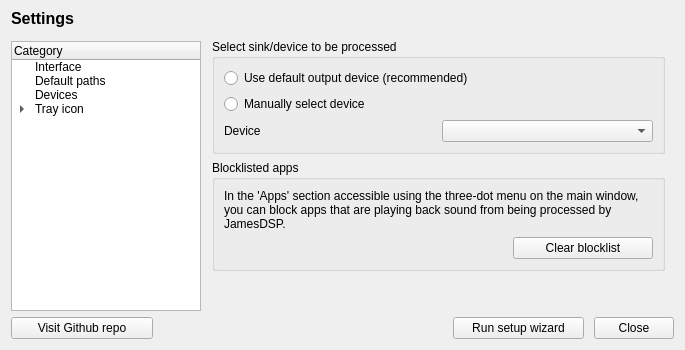
Old version of the form src/interface/fragment/SettingsFragment.ui in the repository Audio4Linux/JDSP4Linux.
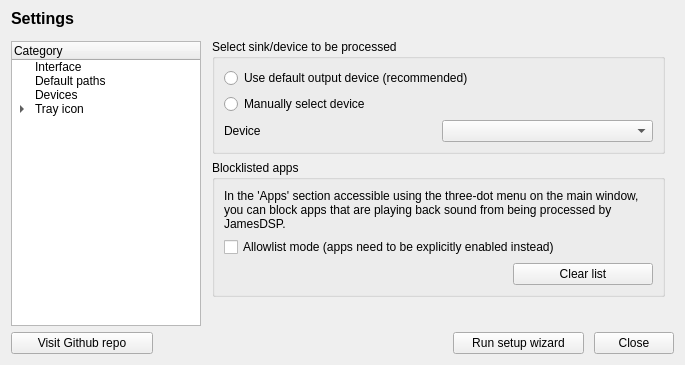
New version of the form. The open tabs and pages were chosen to show the change. Custom widgets are drawn as their Qt base class.

Commit message: Add inverted blocklist mode

The edit to the form file:
```diff
--- a/src/interface/fragment/SettingsFragment.ui
+++ b/src/interface/fragment/SettingsFragment.ui
@@ -7,13 +7,13 @@
     <x>0</x>
     <y>0</y>
     <width>685</width>
-    <height>350</height>
+    <height>365</height>
    </rect>
   </property>
   <property name="minimumSize">
    <size>
     <width>685</width>
-    <height>350</height>
+    <height>365</height>
    </size>
   </property>
   <property name="maximumSize">
@@ -518,6 +518,13 @@
               </property>
              </widget>
             </item>
+            <item>
+             <widget class="QCheckBox" name="blocklistInvert">
+              <property name="text">
+               <string>Allowlist mode (apps need to be explicitly enabled instead)</string>
+              </property>
+             </widget>
+            </item>
             <item>
              <layout class="QHBoxLayout" name="horizontalLayout_3">
               <property name="topMargin">
@@ -545,7 +552,7 @@
                  </size>
                 </property>
                 <property name="text">
-                 <string>Clear blocklist</string>
+                 <string>Clear list</string>
                 </property>
                </widget>
               </item>
```
Left out of the diff: 2 changed lines with no effect on the pictures. The commit also changes 12 other files.
